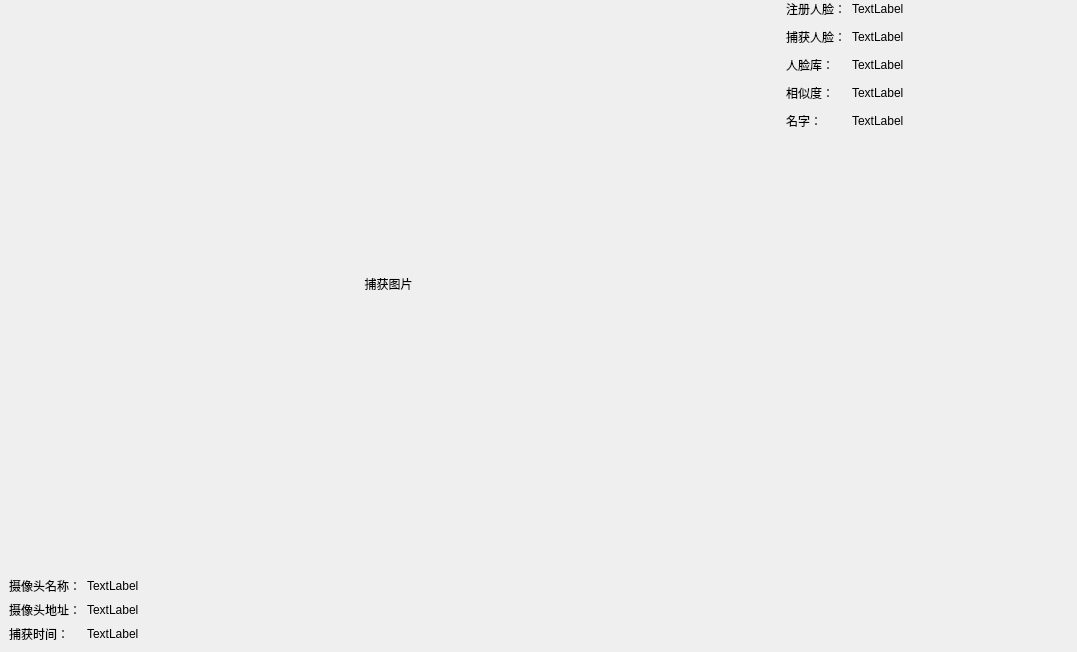
Before: the Qt Designer form app/ui/FaceNotifyDetailUI.ui in Meydan-ZHOU/smileSystem, drawn with Qt 5.
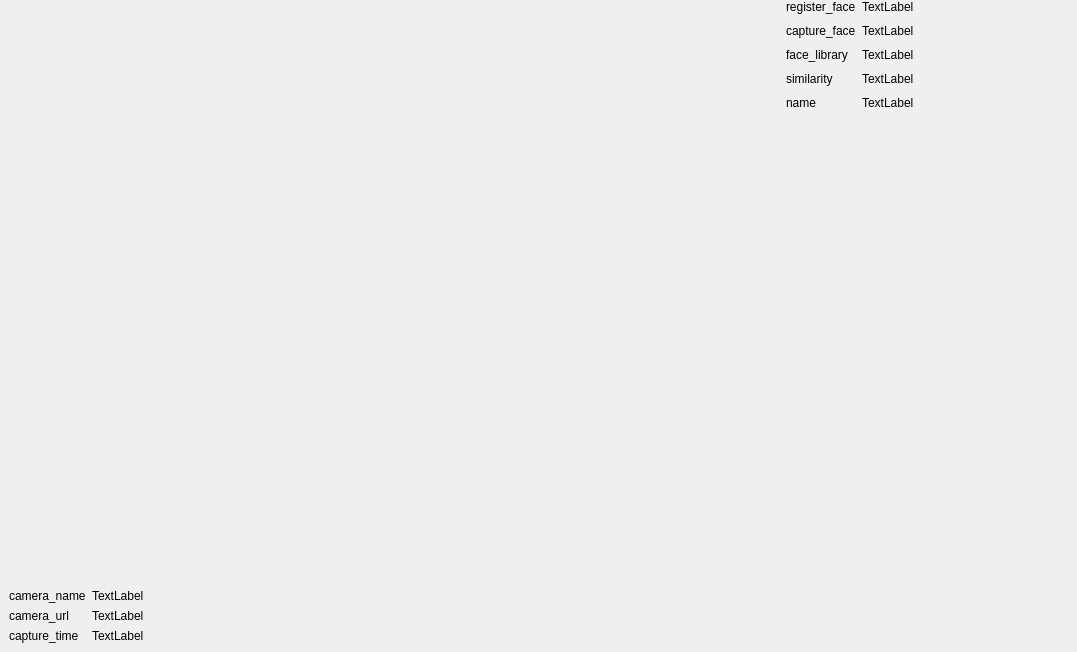
After: the same form once the commit is applied.

What changed in the file:
```diff
--- a/app/ui/FaceNotifyDetailUI.ui
+++ b/app/ui/FaceNotifyDetailUI.ui
@@ -86,7 +86,7 @@
             <item row="0" column="0">
              <widget class="QLabel" name="label_capture">
               <property name="text">
-               <string>捕获图片</string>
+               <string/>
               </property>
               <property name="alignment">
                <set>Qt::AlignCenter</set>
@@ -102,7 +102,7 @@
             <item row="0" column="0">
              <widget class="QLabel" name="label">
               <property name="text">
-               <string>摄像头名称：</string>
+               <string>camera_name</string>
               </property>
              </widget>
             </item>
@@ -116,7 +116,7 @@
             <item row="1" column="0">
              <widget class="QLabel" name="label_2">
               <property name="text">
-               <string>摄像头地址：</string>
+               <string>camera_url</string>
               </property>
              </widget>
             </item>
@@ -130,7 +130,7 @@
             <item row="2" column="0">
              <widget class="QLabel" name="label_3">
               <property name="text">
-               <string>捕获时间：</string>
+               <string>capture_time</string>
               </property>
              </widget>
             </item>
@@ -180,14 +180,14 @@
          <item row="0" column="0">
           <widget class="QLabel" name="label_7">
            <property name="text">
-            <string>注册人脸：</string>
+            <string>register_face</string>
            </property>
           </widget>
          </item>
          <item row="2" column="0">
           <widget class="QLabel" name="label_8">
            <property name="text">
-            <string>捕获人脸：</string>
+            <string>capture_face</string>
            </property>
           </widget>
          </item>
@@ -215,7 +215,7 @@
          <item row="4" column="0">
           <widget class="QLabel" name="label_4">
            <property name="text">
-            <string>人脸库：</string>
+            <string>face_library</string>
            </property>
           </widget>
          </item>
@@ -229,14 +229,14 @@
          <item row="6" column="0">
           <widget class="QLabel" name="label_5">
            <property name="text">
-            <string>相似度：</string>
+            <string>similarity</string>
            </property>
           </widget>
          </item>
          <item row="8" column="0">
           <widget class="QLabel" name="label_6">
            <property name="text">
-            <string>名字：</string>
+            <string>name</string>
            </property>
           </widget>
          </item>
```
Left out of the diff: 4 changed lines with no effect on the pictures.
